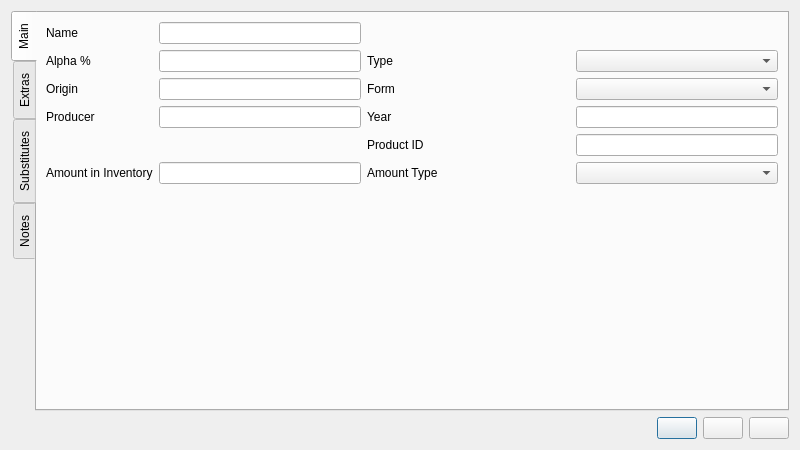
The window that ui/hopEditor.ui (Brewken/brewken) describes before a commit, drawn with Qt 5.
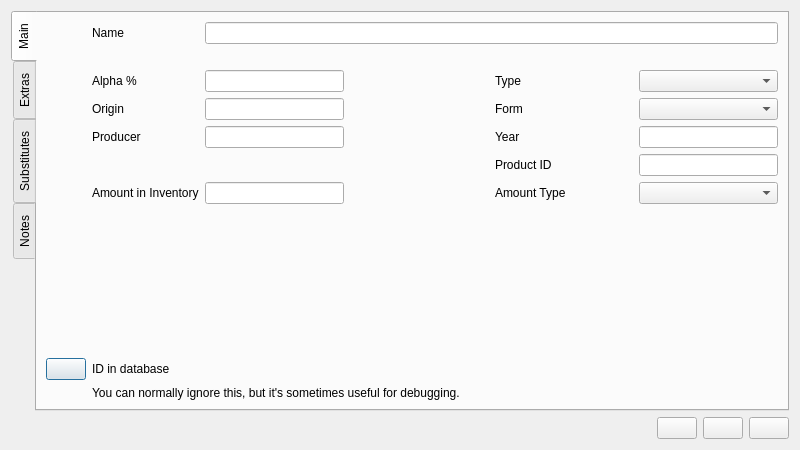
The same window after the commit. Icons and pictures are not drawn. Custom widgets are drawn as their Qt base class.

Diff of the .ui file:
```diff
--- a/ui/hopEditor.ui
+++ b/ui/hopEditor.ui
@@ -36,7 +36,7 @@
        <string>Main</string>
       </attribute>
       <layout class="QGridLayout" name="gridLayout">
-       <item row="0" column="0">
+       <item row="0" column="1">
         <widget class="QLabel" name="label_name">
          <property name="toolTip">
           <string>Required</string>
@@ -49,14 +49,27 @@
          </property>
         </widget>
        </item>
-       <item row="0" column="1">
+       <item row="0" column="2" colspan="4">
         <widget class="SmartLineEdit" name="lineEdit_name">
          <property name="toolTip">
           <string>Name</string>
          </property>
         </widget>
        </item>
-       <item row="1" column="0">
+       <item row="1" column="3">
+        <spacer name="horizontalSpacer">
+         <property name="orientation">
+          <enum>Qt::Horizontal</enum>
+         </property>
+         <property name="sizeHint" stdset="0">
+          <size>
+           <width>40</width>
+           <height>20</height>
+          </size>
+         </property>
+        </spacer>
+       </item>
+       <item row="2" column="1">
         <widget class="QLabel" name="label_alpha">
          <property name="toolTip">
           <string>Required</string>
@@ -69,14 +82,14 @@
          </property>
         </widget>
        </item>
-       <item row="1" column="1">
+       <item row="2" column="2">
         <widget class="SmartLineEdit" name="lineEdit_alpha">
          <property name="toolTip">
           <string>Alpha acids as percent by mass</string>
          </property>
         </widget>
        </item>
-       <item row="1" column="2">
+       <item row="2" column="4">
         <widget class="QLabel" name="label_type">
          <property name="text">
           <string>Type</string>
@@ -86,20 +99,14 @@
          </property>
         </widget>
        </item>
-       <item row="1" column="3">
+       <item row="2" column="5">
         <widget class="BtComboBox" name="comboBox_hopType">
-         <property name="sizePolicy">
-          <sizepolicy hsizetype="Expanding" vsizetype="Fixed">
-           <horstretch>0</horstretch>
-           <verstretch>0</verstretch>
-          </sizepolicy>
-         </property>
          <property name="toolTip">
           <string>Hop Type</string>
          </property>
         </widget>
        </item>
-       <item row="2" column="0">
+       <item row="3" column="1">
         <widget class="QLabel" name="label_origin">
          <property name="text">
           <string>Origin</string>
@@ -109,20 +116,14 @@
          </property>
         </widget>
        </item>
-       <item row="2" column="1">
+       <item row="3" column="2">
         <widget class="SmartLineEdit" name="lineEdit_origin">
-         <property name="sizePolicy">
-          <sizepolicy hsizetype="Preferred" vsizetype="Fixed">
-           <horstretch>0</horstretch>
-           <verstretch>0</verstretch>
-          </sizepolicy>
-         </property>
          <property name="toolTip">
           <string>Origin</string>
          </property>
         </widget>
        </item>
-       <item row="2" column="2">
+       <item row="3" column="4">
         <widget class="QLabel" name="label_form">
          <property name="text">
           <string>Form</string>
@@ -132,7 +133,7 @@
          </property>
         </widget>
        </item>
-       <item row="2" column="3">
+       <item row="3" column="5">
         <widget class="BtComboBox" name="comboBox_hopForm">
          <property name="sizePolicy">
           <sizepolicy hsizetype="Expanding" vsizetype="Fixed">
@@ -145,7 +146,7 @@
          </property>
         </widget>
        </item>
-       <item row="3" column="0">
+       <item row="4" column="1">
         <widget class="QLabel" name="label_producer">
          <property name="text">
           <string>Producer</string>
@@ -155,7 +156,7 @@
          </property>
         </widget>
        </item>
-       <item row="3" column="1">
+       <item row="4" column="2">
         <widget class="SmartLineEdit" name="lineEdit_producer">
          <property name="sizePolicy">
           <sizepolicy hsizetype="Preferred" vsizetype="Fixed">
@@ -168,7 +169,7 @@
          </property>
         </widget>
        </item>
-       <item row="3" column="2">
+       <item row="4" column="4">
         <widget class="QLabel" name="label_year">
          <property name="text">
           <string>Year</string>
@@ -178,7 +179,7 @@
          </property>
         </widget>
        </item>
-       <item row="3" column="3">
+       <item row="4" column="5">
         <widget class="SmartLineEdit" name="lineEdit_year">
          <property name="sizePolicy">
           <sizepolicy hsizetype="Preferred" vsizetype="Fixed">
@@ -191,7 +192,7 @@
          </property>
         </widget>
        </item>
-       <item row="4" column="2">
+       <item row="5" column="4">
         <widget class="QLabel" name="label_productId">
          <property name="text">
           <string>Product ID</string>
@@ -201,7 +202,7 @@
          </property>
         </widget>
        </item>
-       <item row="4" column="3">
+       <item row="5" column="5">
         <widget class="SmartLineEdit" name="lineEdit_productId">
          <property name="sizePolicy">
           <sizepolicy hsizetype="Preferred" vsizetype="Fixed">
@@ -215,7 +216,7 @@
         </widget>
        </item>
 
-       <item row="5" column="0">
+       <item row="6" column="1">
         <widget class="SmartLabel" name="label_inventory">
          <property name="contextMenuPolicy">
           <enum>Qt::CustomContextMenu</enum>
@@ -228,7 +229,7 @@
          </property>
         </widget>
        </item>
-       <item row="5" column="1">
+       <item row="6" column="2">
         <widget class="SmartLineEdit" name="lineEdit_inventory">
          <property name="sizePolicy">
           <sizepolicy hsizetype="Expanding" vsizetype="Fixed">
@@ -241,7 +242,7 @@
          </property>
         </widget>
        </item>
-       <item row="5" column="2">
+       <item row="6" column="4">
         <widget class="QLabel" name="label_amountType">
          <property name="sizePolicy">
           <sizepolicy hsizetype="Expanding" vsizetype="Preferred">
@@ -260,7 +261,7 @@
          </property>
         </widget>
        </item>
-       <item row="5" column="3">
+       <item row="6" column="5">
         <widget class="BtComboBox" name="comboBox_amountType">
          <property name="sizePolicy">
           <sizepolicy hsizetype="Minimum" vsizetype="Fixed">
@@ -273,7 +274,7 @@
          </property>
         </widget>
        </item>
-       <item row="7" column="0">
+       <item row="12" column="1">
         <spacer name="verticalSpacer">
          <property name="orientation">
           <enum>Qt::Vertical</enum>
@@ -286,6 +287,30 @@
          </property>
         </spacer>
        </item>
+       <item row="13" column="0">
+        <widget class="InfoButton" name="infoButton_id"></widget>
+       </item>
+       <item row="13" column="1">
+        <widget class="QLabel" name="label_id">
+         <property name="text">
+          <string>ID in database</string>
+         </property>
+        </widget>
+       </item>
+       <item row="13" column="2">
+        <widget class="QLabel" name="label_id_value">
+        </widget>
+       </item>
+       <item row="14" column="1" colspan="5">
+        <widget class="InfoText" name="infoText_id">
+         <property name="buddy">
+          <cstring>infoButton_id</cstring>
+         </property>
+         <property name="text">
+          <string>You can normally ignore this, but it's sometimes useful for debugging.</string>
+         </property>
+        </widget>
+       </item>
       </layout>
      </widget>
      <widget class="QWidget" name="tabWidget_editorPage2">
@@ -823,7 +848,7 @@
    <item>
     <layout class="QHBoxLayout" name="horizontalLayout_3">
      <item>
-      <spacer name="horizontalSpacer">
+      <spacer name="horizontalSpacer_2">
        <property name="orientation">
         <enum>Qt::Horizontal</enum>
        </property>
@@ -887,6 +912,16 @@
    <extends>QComboBox</extends>
    <header>widgets/BtComboBox.h</header>
   </customwidget>
+  <customwidget>
+   <class>InfoButton</class>
+   <extends>QPushButton</extends>
+   <header>widgets/InfoButton.h</header>
+  </customwidget>
+  <customwidget>
+   <class>InfoText</class>
+   <extends>QLabel</extends>
+   <header>widgets/InfoText.h</header>
+  </customwidget>
   <customwidget>
    <class>SmartLabel</class>
    <extends>QLabel</extends>
```
Left out of the diff: 8 changed lines with no effect on the pictures.
